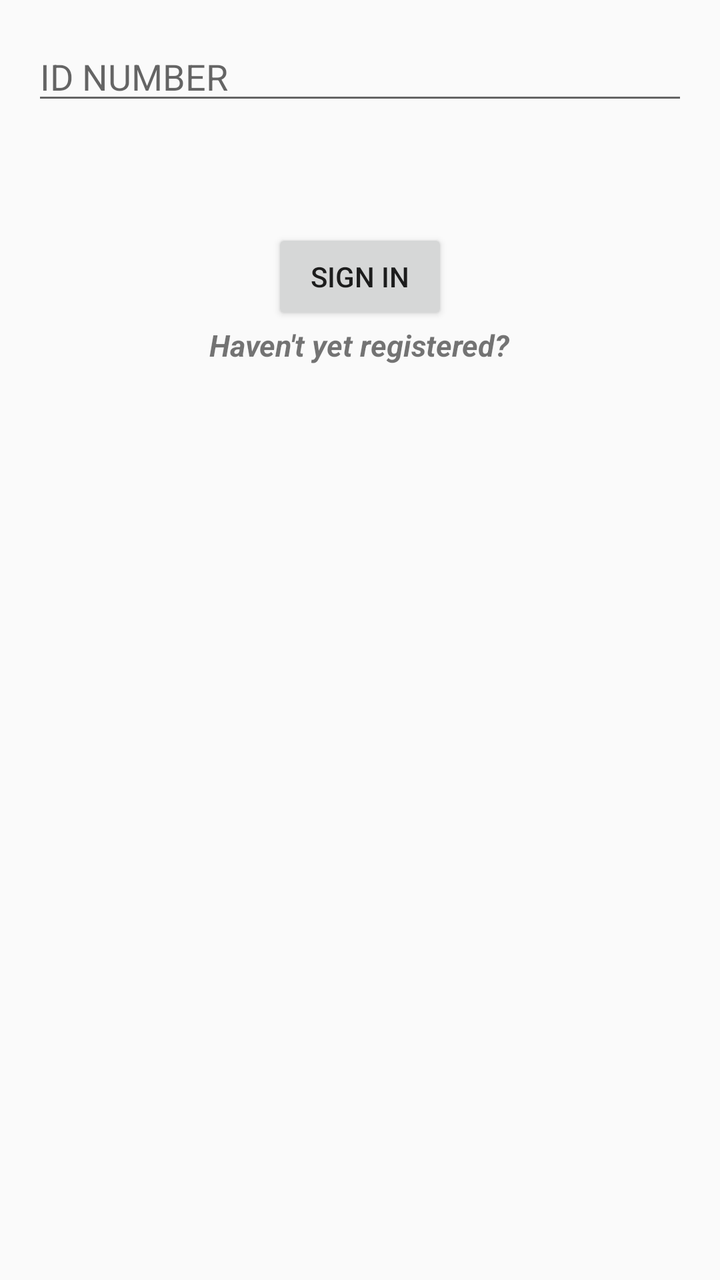
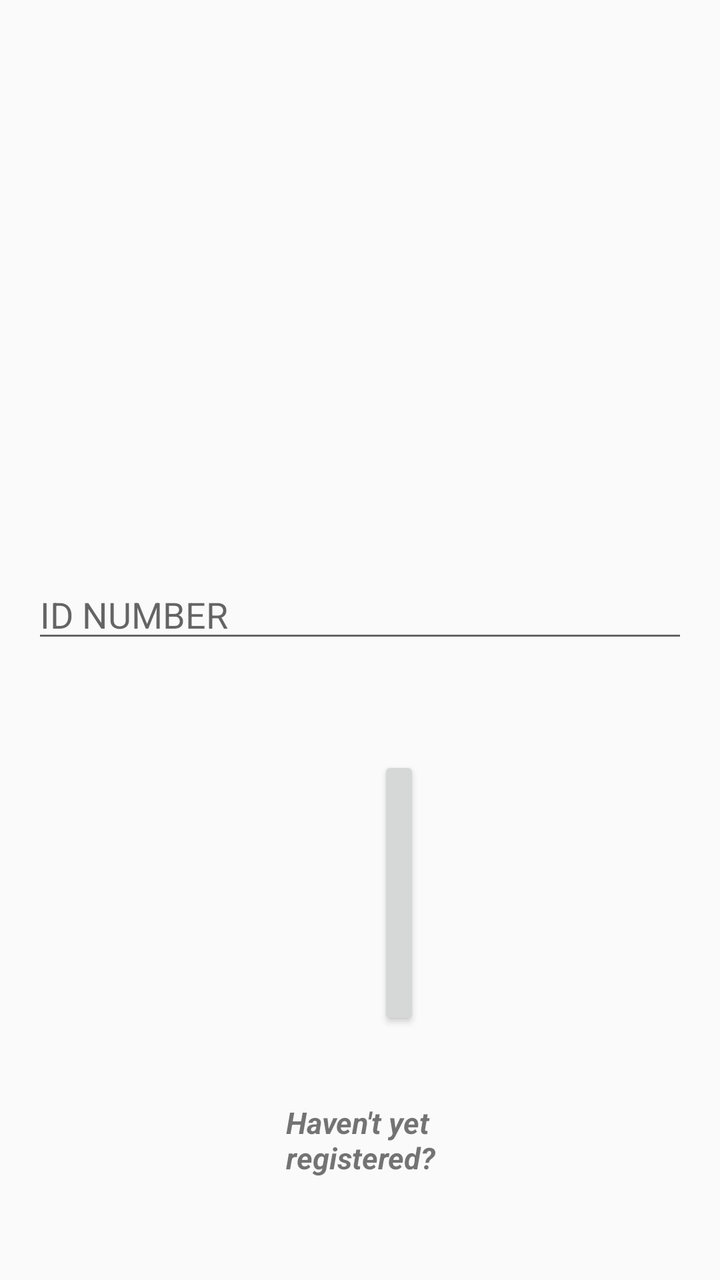

Screens rendered from an Android XML layout before and after an edit, with the pre-edit source and the edit as a unified diff.
<!-- AndroidManifest.xml: application theme AppTheme -->
<!-- res/layout/student_login_activity.xml -->
<?xml version="1.0" encoding="utf-8"?>
<RelativeLayout xmlns:android="http://schemas.android.com/apk/res/android"
    xmlns:tools="http://schemas.android.com/tools" android:layout_width="match_parent"
    android:layout_height="match_parent" android:paddingLeft="@dimen/activity_horizontal_margin"
    android:paddingRight="@dimen/activity_horizontal_margin"
    android:paddingTop="@dimen/activity_vertical_margin"
    android:paddingBottom="@dimen/activity_vertical_margin"
    tools:context="com.tale.qa.student.Student_Login">

    <LinearLayout
        android:layout_width="match_parent"
        android:layout_height="wrap_content"
        android:orientation="vertical"
        android:id="@+id/linearLayout">


        <EditText
            android:layout_width="match_parent"
            android:layout_height="wrap_content"
            android:inputType="number"
            android:ems="10"
            android:id="@+id/retrieve_id"
            android:hint="ID NUMBER" />
    </LinearLayout>

    <Button
        android:layout_width="wrap_content"
        android:layout_height="wrap_content"
        android:text="Sign In"
        android:id="@+id/student_login_btn"
        android:layout_below="@+id/linearLayout"
        android:layout_centerHorizontal="true"
        android:layout_marginTop="57dp" />

    <TextView
        android:layout_width="wrap_content"
        android:layout_height="wrap_content"
        android:text="Haven&apos;t yet registered?"
        android:id="@+id/reg_textView"
        android:textSize="15dp"
        android:textStyle="bold|italic"
        android:layout_below="@+id/student_login_btn"
        android:layout_centerHorizontal="true" />

</RelativeLayout>
<!-- resources referenced by this layout -->
<resources>
  <dimen name="activity_horizontal_margin">16dp</dimen>
  <dimen name="activity_vertical_margin">16dp</dimen>
  <style name="AppTheme" parent="Theme.AppCompat.Light.DarkActionBar">
          
          <item name="colorPrimary">@color/colorPrimary</item>
          <item name="colorPrimaryDark">@color/colorPrimaryDark</item>
          <item name="colorAccent">@color/colorAccent</item>
      </style>
  <color name="colorPrimary">#3F51B5</color>
  <color name="colorPrimaryDark">#303F9F</color>
  <color name="colorAccent">#FF4081</color>
</resources>

<!-- the commit's change to res/layout/student_login_activity.xml (unified diff, before → after) -->
@@ -14,32 +14,42 @@
         android:id="@+id/linearLayout">
 
 
-        <EditText
-            android:layout_width="match_parent"
-            android:layout_height="wrap_content"
-            android:inputType="number"
-            android:ems="10"
-            android:id="@+id/retrieve_id"
-            android:hint="ID NUMBER" />
     </LinearLayout>
 
     <Button
+        android:id="@+id/student_login_btn"
         android:layout_width="wrap_content"
         android:layout_height="wrap_content"
-        android:text="Sign In"
-        android:id="@+id/student_login_btn"
         android:layout_below="@+id/linearLayout"
-        android:layout_centerHorizontal="true"
-        android:layout_marginTop="57dp" />
+        android:layout_alignParentStart="true"
+        android:layout_alignParentEnd="true"
+        android:layout_marginStart="173dp"
+        android:layout_marginTop="362dp"
+        android:layout_marginEnd="134dp"
+        android:text="Sign In" />
 
     <TextView
-        android:layout_width="wrap_content"
+        android:id="@+id/reg_textView"
+        android:layout_width="188dp"
+        android:layout_height="37dp"
+        android:layout_below="@+id/student_login_btn"
+        android:layout_alignParentStart="true"
+        android:layout_alignParentEnd="true"
+        android:layout_marginStart="127dp"
+        android:layout_marginTop="36dp"
+        android:layout_marginEnd="112dp"
+        android:text="Haven&apos;t yet registered?"
+        android:textSize="15dp"
+        android:textStyle="bold|italic" />
+
+    <EditText
+        android:id="@+id/retrieve_id"
+        android:layout_width="match_parent"
         android:layout_height="wrap_content"
-        android:text="Haven&apos;t yet registered?"
-        android:id="@+id/reg_textView"
-        android:textSize="15dp"
-        android:textStyle="bold|italic"
-        android:layout_below="@+id/student_login_btn"
-        android:layout_centerHorizontal="true" />
+        android:layout_alignParentTop="true"
+        android:layout_marginTop="269dp"
+        android:ems="10"
+        android:hint="ID NUMBER"
+        android:inputType="number" />
 
 </RelativeLayout>
